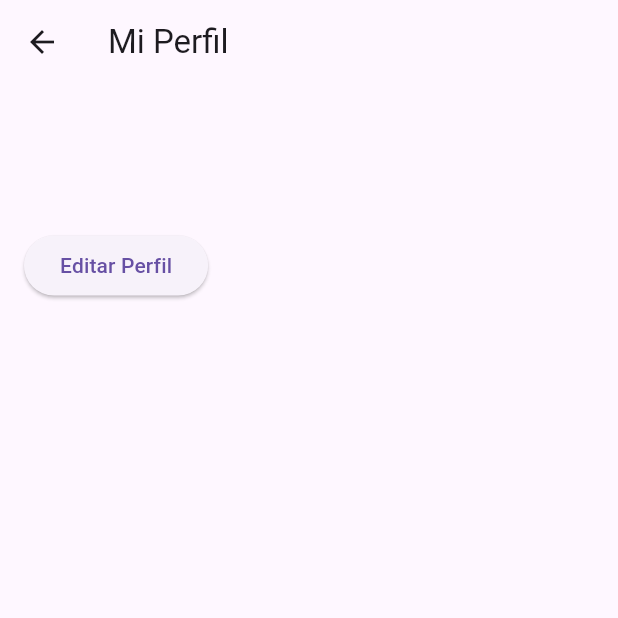
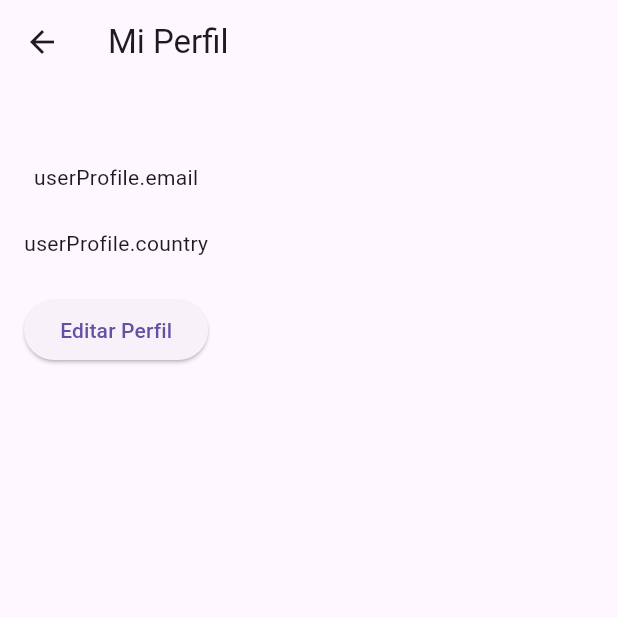
Before and after one commit to CarlosPel/Proyecto-DAM, a Flutter app: the ProfileScreen screen opened directly, on a phone screen of 412 x 824 dp, the top half of it. Run offline on Flutter 3.47's test engine with Material 3 defaults, Android fonts, the phone set to English and light mode, and no system bars; our stand-ins replace country_code_picker, shared_preferences; accounts and stored records are empty.

Commit message:
feat: Update Flutter app with user data management and backend integration
- Added SharedPreferences for user data storage.
- Implemented user login and signup functionality with backend API.
- Removed UserProfile class and UserProvider, replaced with direct data handling.
- Updated profile screen to display user data from SharedPreferences.
- Enhanced login screen with improved error handling and user feedback.
- Updated Gradle and Flutter dependencies to latest versions.
- Added backend setup and frontend configuration tutorials.
- Removed obsolete files and cleaned up project structure.

```diff
--- a/app/frontend/flutter_application_1/lib/clases/user_profile.dart
+++ /dev/null
@@ -1,11 +0,0 @@
-class UserProfile {
-  final String username;
-  final String email;
-  final String country;
-
-  UserProfile({
-    required this.username,
-    required this.email,
-    required this.country,
-  });
-}
--- /dev/null
+++ b/app/frontend/flutter_application_1/lib/data/app_data.dart
@@ -0,0 +1,3 @@
+class AppData {
+  static const String name = 'AGORA';
+}
--- /dev/null
+++ b/app/frontend/flutter_application_1/lib/data/user_data.dart
@@ -0,0 +1,22 @@
+import 'package:shared_preferences/shared_preferences.dart';
+
+// Función para guardar datos del usuario en SharedPreferences
+Future<void> guardarDatosUsuario(String nombre, String email, String countryCode) async {
+  final SharedPreferences prefs = await SharedPreferences.getInstance();
+  await prefs.setString('nombre', nombre);
+  await prefs.setString('email', email);
+  await prefs.setString('countryCode', countryCode);
+}
+
+// Función para obtener datos del usuario desde SharedPreferences
+Future<Map<String, String>> obtenerDatosUsuario() async {
+  final SharedPreferences prefs = await SharedPreferences.getInstance();
+  String? nombre = prefs.getString('nombre');
+  String? email = prefs.getString('email');
+  String? countryCode = prefs.getString('countryCode');
+  return {
+    'nombre': nombre ?? '',
+    'email': email ?? '',
+    'countryCode': countryCode ?? '',
+  };
+}
--- a/app/frontend/flutter_application_1/lib/providers/user_provider.dart
+++ /dev/null
@@ -1,11 +0,0 @@
-import 'package:flutter/material.dart';
-import 'package:flutter_application_1/clases/user_profile.dart';
-
-class UserProvider with ChangeNotifier {
-  UserProfile? user;
-
-  void setUser(UserProfile newUser) {
-    user = newUser;
-    notifyListeners();
-  }
-}
--- a/app/frontend/flutter_application_1/lib/screens/profile_screen.dart
+++ b/app/frontend/flutter_application_1/lib/screens/profile_screen.dart
@@ -1,7 +1,5 @@
 import 'package:flutter/material.dart';
-import 'package:flutter_application_1/clases/user_profile.dart';
-import 'package:flutter_application_1/providers/user_provider.dart';
-import 'package:provider/provider.dart';
+import 'package:flutter_application_1/data/user_data.dart';
 
 class ProfileScreen extends StatefulWidget {
   const ProfileScreen({super.key});
@@ -13,8 +11,6 @@ class ProfileScreen extends StatefulWidget {
 class ProfileScreenState extends State<ProfileScreen> {
   @override
   Widget build(BuildContext context) {
-    final UserProfile userProfile = Provider.of<UserProvider>(context).user!;
-
     return Scaffold(
       appBar: AppBar(
         // automaticallyImplyLeading: false,
@@ -29,17 +25,47 @@ class ProfileScreenState extends State<ProfileScreen> {
               radius: 50,
               //backgroundImage: AssetImage(Icons.person),
             ),
+
             const SizedBox(height: 16.0),*/
+
+            // Nombre de usuario
+            FutureBuilder<Map<String, String>>(
+              future: obtenerDatosUsuario(),
+              builder: (context, snapshot) {
+                if (snapshot.connectionState == ConnectionState.waiting) {
+                  return const CircularProgressIndicator();
+                } else if (snapshot.hasError) {
+                  return const Text('Error loading data');
+                } else if (snapshot.hasData) {
+                  return Text(
+                    snapshot.data!['nombre'] ?? 'username',
+                    style: Theme.of(context).textTheme.titleLarge,
+                  );
+                } else {
+                  return const Text('No data available');
+                }
+              },
+            ),
+
+            const SizedBox(height: 8.0),
+
+            // Correo electrónico
             Text(
-              userProfile.username,
-              style: Theme.of(context).textTheme.titleLarge,
-            ),
-            const SizedBox(height: 8.0),
-            Text(
-              userProfile.email,
+              'userProfile.email',
               style: Theme.of(context).textTheme.bodyMedium,
             ),
+
             const SizedBox(height: 24.0),
+
+            // Correo electrónico
+            Text(
+              'userProfile.country',
+              style: Theme.of(context).textTheme.bodyMedium,
+            ),
+
+            const SizedBox(height: 24.0),
+
+            // Botón para editar perfil
             ElevatedButton(
               onPressed: () {
                 // Acción para editar perfil
--- a/app/frontend/flutter_application_1/pubspec.yaml
+++ b/app/frontend/flutter_application_1/pubspec.yaml
@@ -13,6 +13,7 @@ dependencies:
   flutter:
     sdk: flutter
   http: ^1.3.0
+  shared_preferences: ^2.5.3
 
 dev_dependencies:
   flutter_test:
```
Also changed, not shown: app/frontend/flutter_application_1/lib/screens/login_screen.dart (+36 -14 lines), app/frontend/flutter_application_1/lib/screens/singup_screen.dart (+17 -13 lines), app/frontend/flutter_application_1/pubspec.lock, 135 other files.
